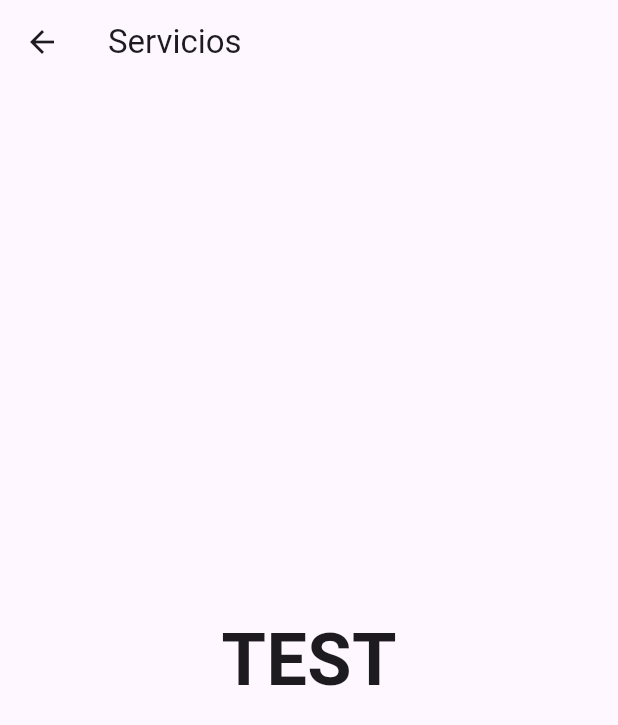
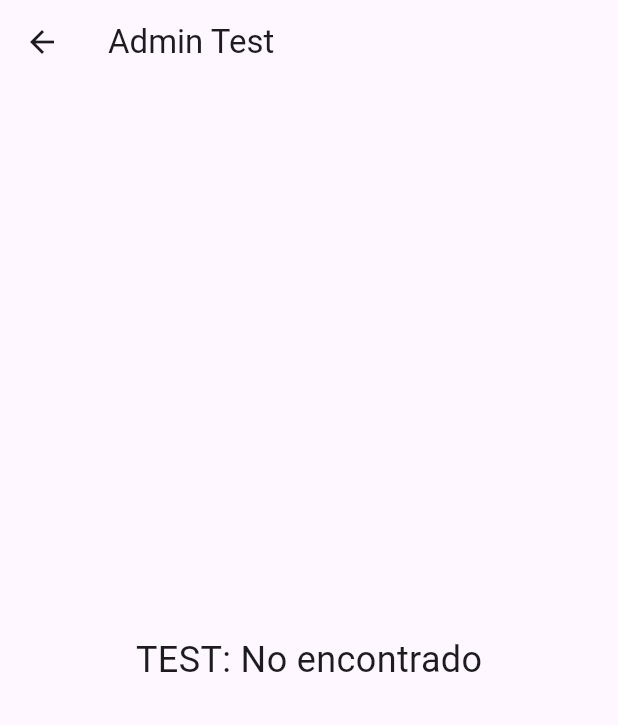
Before and after one commit to stivenloaiza/assistance-registration-flutter, a Flutter app: the AdminTest screen opened by its route, on a phone screen of 412 x 824 dp. Shown: the top 725 px of the screen. Run offline on Flutter 3.47's test engine with Material 3 defaults, Android fonts, the phone set to English and light mode, and no system bars; our stand-ins replace cloud_firestore, firebase_auth, firebase_core, qr_flutter; missing offline and left inert: mobile_scanner, otp; accounts and stored records are empty.

Commit message:
fix: route id

```diff
--- a/lib/auth/pages/admin_test.dart
+++ b/lib/auth/pages/admin_test.dart
@@ -1,26 +1,20 @@
 import 'package:flutter/material.dart';
+import 'package:asia_project/global_state.dart';
 
-class AdminTest extends StatefulWidget {
-  const AdminTest({Key? key}) : super(key: key);
-
-  @override
-  _AdminTestState createState() => _AdminTestState();
-}
-
-class _AdminTestState extends State<AdminTest> {
+class AdminTest extends StatelessWidget {
   @override
   Widget build(BuildContext context) {
+    // Obtiene el UID del estado global
+    String? userId = GlobalState().currentUserUid;
+
     return Scaffold(
       appBar: AppBar(
-        title: const Text('Servicios'),
+        title: const Text('Admin Test'),
       ),
-      body: const Center(
+      body: Center(
         child: Text(
-          'TEST',
-          style: TextStyle(
-            fontSize: 48,
-            fontWeight: FontWeight.bold
-          ),
+          'TEST: ${userId ?? "No encontrado"}', // Muestra el UID o un mensaje alternativo
+          style: const TextStyle(fontSize: 24),
         ),
       ),
     );
--- a/lib/auth/pages/home_test.dart
+++ b/lib/auth/pages/home_test.dart
@@ -10,6 +10,7 @@ class HomeTest extends StatefulWidget {
 class _HomeTestState extends State<HomeTest> {
   @override
   Widget build(BuildContext context) {
+
     return Scaffold(
       appBar: AppBar(
         title: const Text('Servicios'),
--- a/lib/auth/pages/login.dart
+++ b/lib/auth/pages/login.dart
@@ -1,6 +1,7 @@
 import 'package:flutter/material.dart';
 import 'package:firebase_auth/firebase_auth.dart';
 import 'package:cloud_firestore/cloud_firestore.dart';
+import 'package:asia_project/global_state.dart';
 
 class LoginPage extends StatefulWidget {
   @override
@@ -24,6 +25,8 @@ class _LoginPageState extends State<LoginPage> {
       User? user = userCredential.user;
 
       if (user != null) {
+
+        GlobalState().currentUserUid = user.uid;
 
         DocumentReference userDoc =
             _firestore.collection('users').doc(user.uid);
--- /dev/null
+++ b/lib/global_state.dart
@@ -0,0 +1,12 @@
+class GlobalState {
+  static final GlobalState _instance = GlobalState._internal();
+
+  // Constructor privado para implementar el patrón singleton
+  GlobalState._internal();
+
+  // Acceso al único punto de instancia
+  factory GlobalState() => _instance;
+
+  // Variable para almacenar el uid
+  String? currentUserUid;
+}
--- a/pubspec.yaml
+++ b/pubspec.yaml
@@ -31,7 +31,7 @@ dependencies:
   flutter:
     sdk: flutter
 
-
+  provider: ^5.0.0
   cupertino_icons: ^1.0.8
   firebase_core: ^3.8.0  # Cambiar a esta versión
     # Versión más reciente de Firestore
```
Also changed, not shown: lib/main.dart (+1 -67 lines), pubspec.lock.
